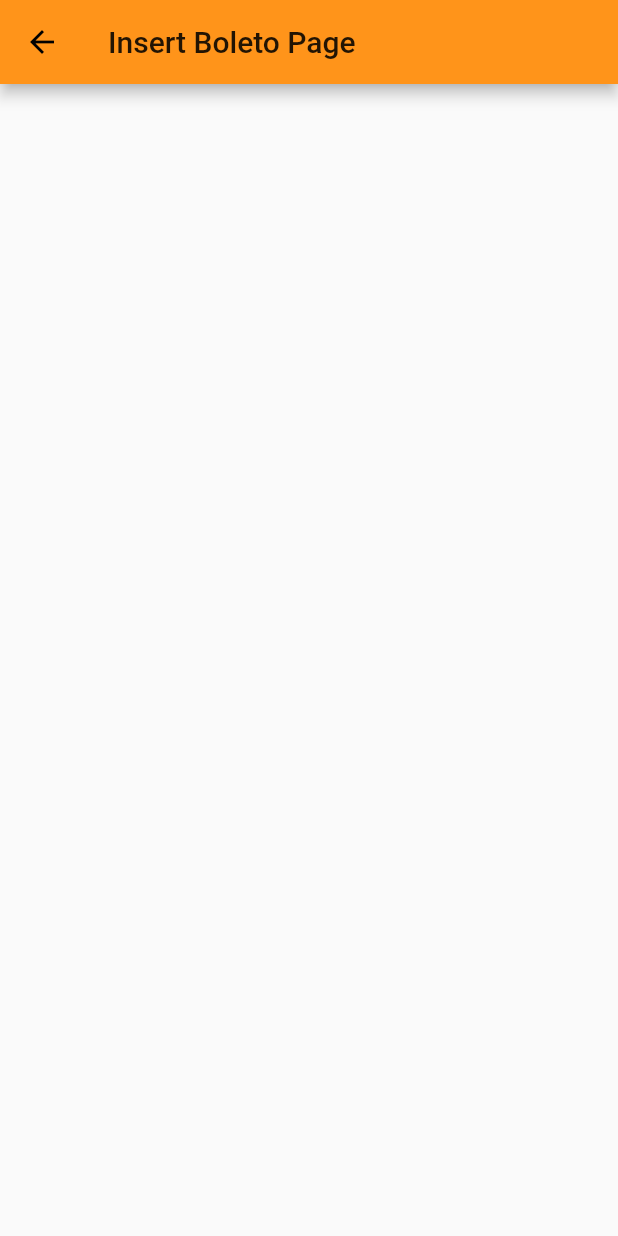
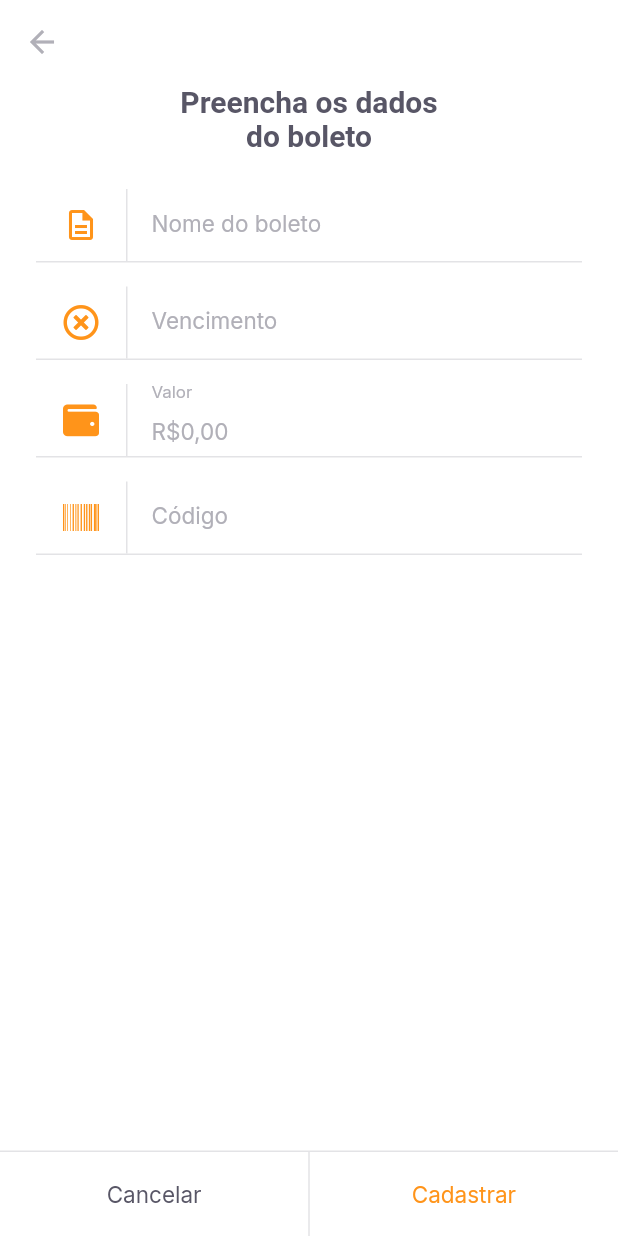
Before and after one commit to nicolasknz/payflow-app, a Flutter app: the InsertBoletoPage screen opened by its route, on a phone screen of 412 x 824 dp. Run offline on Flutter 3.47's test engine with Material 2 defaults, Android fonts, the phone set to English and light mode, and no system bars; our stand-ins replace camera, flutter_masked_text2, font_awesome_flutter, google_fonts, google_sign_in, image_picker and 1 more; missing offline and left inert: google_ml_kit; accounts and stored records are empty.

Commit message:
feat: added boleto insert page

```diff
--- a/lib/modules/barcode_scanner/barcode_scanner_controller.dart
+++ b/lib/modules/barcode_scanner/barcode_scanner_controller.dart
@@ -11,7 +11,7 @@
   BarcodeScannerStatus get status => statusNotifier.value;
   set status(BarcodeScannerStatus status) => statusNotifier.value = status;
 
-  var barcodeScanner = GoogleMlKit.vision.barcodeScanner();
+  final barcodeScanner = GoogleMlKit.vision.barcodeScanner();
   CameraController? cameraController;
 
   InputImage? imagePicker;
--- a/lib/modules/home/home_page.dart
+++ b/lib/modules/home/home_page.dart
@@ -84,7 +84,8 @@
                 ),
                 child: IconButton(
                   onPressed: () {
-                    Navigator.pushNamed(context, "/barcode_scanner");
+                    // Navigator.pushNamed(context, "/barcode_scanner");
+                    Navigator.pushNamed(context, "/insert_boleto");
                   },
                   icon: Icon(Icons.add_box_outlined),
                   color: AppColors.background,
--- /dev/null
+++ b/lib/modules/insert_boleto/insert_bolet_controller.dart
@@ -0,0 +1,51 @@
+import 'package:flutter/material.dart';
+import 'package:payflow/shared/models/boleto_model.dart';
+import 'package:shared_preferences/shared_preferences.dart';
+
+class InsertBoletoController {
+  final formKey = GlobalKey<FormState>();
+  BoletoModel model = BoletoModel();
+
+  String? validateName(String? value) =>
+      value?.isEmpty ?? true ? "O nome não pode ser vazio" : null;
+
+  String? validateVencimento(String? value) =>
+      value?.isEmpty ?? true ? "A data de vencimento não pode ser vazio" : null;
+
+  String? validateValor(double value) =>
+      value == 0 ? "Insira um valor maior que R\$ 0,00" : null;
+
+  String? validateCodigo(String? value) =>
+      value?.isEmpty ?? true ? "O código do boleto não pode ser vazio" : null;
+
+  void onChange({
+    String? name,
+    String? dueDate,
+    double? value,
+    String? barcode,
+  }) {
+    model = model.copyWith(
+      name: name,
+      dueDate: dueDate,
+      value: value,
+      barcode: barcode,
+    );
+  }
+
+  Future<void> cadastrarBoleto() async {
+    final form = formKey.currentState;
+
+    if (form!.validate()) {
+      print(model);
+      return saveBoleto();
+    }
+  }
+
+  Future<void> saveBoleto() async {
+    final instance = await SharedPreferences.getInstance();
+    final boletos = instance.getStringList("boletos") ?? <String>[];
+    boletos.add(model.toJson());
+    await instance.setStringList("boletos", boletos);
+    return;
+  }
+}
--- a/lib/modules/insert_boleto/insert_boleto_page.dart
+++ b/lib/modules/insert_boleto/insert_boleto_page.dart
@@ -1,13 +1,125 @@
 import 'package:flutter/material.dart';
+import 'package:flutter_masked_text2/flutter_masked_text2.dart';
+import 'package:font_awesome_flutter/font_awesome_flutter.dart';
+import 'package:payflow/modules/insert_boleto/insert_bolet_controller.dart';
+import 'package:payflow/shared/set_label_buttons/set_label_buttons.dart';
+import 'package:payflow/shared/themes/app_colors.dart';
+import 'package:payflow/shared/themes/app_text_styles.dart';
+import 'package:payflow/shared/widgets/input_text/input_text_widget.dart';
 
-class InsertBoletoPage extends StatelessWidget {
-  const InsertBoletoPage({Key? key}) : super(key: key);
+class InsertBoletoPage extends StatefulWidget {
+  final String? barcode;
+  const InsertBoletoPage({Key? key, this.barcode}) : super(key: key);
+
+  @override
+  _InsertBoletoPageState createState() => _InsertBoletoPageState();
+}
+
+class _InsertBoletoPageState extends State<InsertBoletoPage> {
+  final controller = InsertBoletoController();
+
+  final moneyInputTextController = MoneyMaskedTextController(
+    leftSymbol: "R\$",
+    decimalSeparator: ",",
+  );
+
+  final dueDateInputTextController = MaskedTextController(mask: "00/00/0000");
+  final barcodeInputTextController = TextEditingController();
+
+  @override
+  void initState() {
+    if (widget.barcode != null) {
+      barcodeInputTextController.text = widget.barcode!;
+    }
+    super.initState();
+  }
 
   @override
   Widget build(BuildContext context) {
     return Scaffold(
+      backgroundColor: AppColors.background,
       appBar: AppBar(
-        title: Text("Insert Boleto Page"),
+        backgroundColor: AppColors.background,
+        elevation: 0,
+        leading: BackButton(
+          color: AppColors.input,
+        ),
+      ),
+      body: SingleChildScrollView(
+        child: Padding(
+          padding: const EdgeInsets.symmetric(horizontal: 24),
+          child: Column(
+            crossAxisAlignment: CrossAxisAlignment.center,
+            children: [
+              Padding(
+                padding: const EdgeInsets.symmetric(horizontal: 93),
+                child: Text(
+                  "Preencha os dados do boleto",
+                  style: TextStyles.titleBoldHeading,
+                  textAlign: TextAlign.center,
+                ),
+              ),
+              SizedBox(
+                height: 24,
+              ),
+              Form(
+                  key: controller.formKey,
+                  child: Column(
+                    children: [
+                      InputTextWidget(
+                        label: "Nome do boleto",
+                        icon: Icons.description_outlined,
+                        validator: controller.validateName,
+                        onChanged: (value) {
+                          controller.onChange(name: value);
+                        },
+                      ),
+                      InputTextWidget(
+                        controller: dueDateInputTextController,
+                        label: "Vencimento",
+                        icon: FontAwesomeIcons.timesCircle,
+                        validator: controller.validateVencimento,
+                        onChanged: (value) {
+                          controller.onChange(dueDate: value);
+                        },
+                      ),
+                      InputTextWidget(
+                        controller: moneyInputTextController,
+                        label: "Valor",
+                        icon: FontAwesomeIcons.wallet,
+                        validator: (_) => controller.validateValor(
+                            moneyInputTextController.numberValue),
+                        onChanged: (value) {
+                          controller.onChange(
+                              value: moneyInputTextController.numberValue);
+                        },
+                      ),
+                      InputTextWidget(
+                        controller: barcodeInputTextController,
+                        label: "Código",
+                        icon: FontAwesomeIcons.barcode,
+                        validator: controller.validateCodigo,
+                        onChanged: (value) {
+                          controller.onChange(barcode: value);
+                        },
+                      )
+                    ],
+                  ))
+            ],
+          ),
+        ),
+      ),
+      bottomNavigationBar: SetLabelButtons(
+        enableSecondaryColor: true,
+        labelPrimary: "Cancelar",
+        onTapPrimary: () {
+          Navigator.pop(context);
+        },
+        labelSecondary: "Cadastrar",
+        onTapSecondary: () async {
+          await controller.cadastrarBoleto();
+          Navigator.pop(context);
+        },
       ),
     );
   }
--- /dev/null
+++ b/lib/shared/models/boleto_model.dart
@@ -0,0 +1,72 @@
+import 'dart:convert';
+
+class BoletoModel {
+  final String? name;
+  final String? dueDate;
+  final double? value;
+  final String? barcode;
+  BoletoModel({
+    this.name,
+    this.dueDate,
+    this.value,
+    this.barcode,
+  });
+
+  BoletoModel copyWith({
+    String? name,
+    String? dueDate,
+    double? value,
+    String? barcode,
+  }) {
+    return BoletoModel(
+      name: name ?? this.name,
+      dueDate: dueDate ?? this.dueDate,
+      value: value ?? this.value,
+      barcode: barcode ?? this.barcode,
+    );
+  }
+
+  Map<String, dynamic> toMap() {
+    return {
+      'name': name,
+      'dueDate': dueDate,
+      'value': value,
+      'barcode': barcode,
+    };
+  }
+
+  factory BoletoModel.fromMap(Map<String, dynamic> map) {
+    return BoletoModel(
+      name: map['name'],
+      dueDate: map['dueDate'],
+      value: map['value'],
+      barcode: map['barcode'],
+    );
+  }
+
+  String toJson() => json.encode(toMap());
+
+  factory BoletoModel.fromJson(String source) =>
+      BoletoModel.fromMap(json.decode(source));
+
+  @override
+  String toString() {
+    return 'BoletoModel(name: $name, dueDate: $dueDate, value: $value, barcode: $barcode)';
+  }
+
+  @override
+  bool operator ==(Object other) {
+    if (identical(this, other)) return true;
+
+    return other is BoletoModel &&
+        other.name == name &&
+        other.dueDate == dueDate &&
+        other.value == value &&
+        other.barcode == barcode;
+  }
+
+  @override
+  int get hashCode {
+    return name.hashCode ^ dueDate.hashCode ^ value.hashCode ^ barcode.hashCode;
+  }
+}
--- a/lib/shared/set_label_buttons/set_label_buttons.dart
+++ b/lib/shared/set_label_buttons/set_label_buttons.dart
@@ -10,6 +10,8 @@
   final String labelSecondary;
   final VoidCallback onTapSecondary;
   final bool enablePrimaryColor;
+  final bool enableSecondaryColor;
+
   const SetLabelButtons({
     Key? key,
     required this.labelPrimary,
@@ -17,13 +19,25 @@
     required this.labelSecondary,
     required this.onTapSecondary,
     this.enablePrimaryColor = false,
+    this.enableSecondaryColor = false,
   }) : super(key: key);
 
   @override
   Widget build(BuildContext context) {
     return Container(
         color: AppColors.background,
+        height: 57,
+        child: Column(
+          mainAxisSize: MainAxisSize.min,
+          children: [
+            Divider(
+              thickness: 1,
+              height: 1,
+              color: AppColors.stroke,
+            ),
+            Container(
               height: 56,
+              child: Expanded(
                 child: Row(
                   children: [
                     if (enablePrimaryColor) ...[
@@ -40,10 +54,21 @@
                     DividerWidget(
                       height: 56,
                     ),
+                    if (enableSecondaryColor) ...[
+                      LabelButton.primary(
+                        label: labelSecondary,
+                        onPressed: onTapSecondary,
+                      )
+                    ] else ...[
                       LabelButton.heading(
                         label: labelSecondary,
                         onPressed: onTapSecondary,
                       )
+                    ]
+                  ],
+                ),
+              ),
+            ),
           ],
         ));
   }
--- /dev/null
+++ b/lib/shared/widgets/input_text/input_text_widget.dart
@@ -0,0 +1,68 @@
+import 'package:flutter/material.dart';
+import 'package:payflow/shared/themes/app_colors.dart';
+import 'package:payflow/shared/themes/app_text_styles.dart';
+
+class InputTextWidget extends StatelessWidget {
+  final String label;
+  final IconData icon;
+  final String? initialValue;
+  final String? Function(String?)? validator;
+  final TextEditingController? controller;
+  final void Function(String value) onChanged;
+
+  const InputTextWidget({
+    Key? key,
+    required this.label,
+    required this.icon,
+    this.initialValue,
+    this.validator,
+    this.controller,
+    required this.onChanged,
+  }) : super(key: key);
+
+  @override
+  Widget build(BuildContext context) {
+    return Padding(
+      padding: const EdgeInsets.only(bottom: 16),
+      child: Column(
+        children: [
+          TextFormField(
+            controller: controller,
+            initialValue: initialValue,
+            validator: validator,
+            style: TextStyles.input,
+            onChanged: onChanged,
+            decoration: InputDecoration(
+              contentPadding: EdgeInsets.zero,
+              labelText: label,
+              labelStyle: TextStyles.input,
+              border: InputBorder.none,
+              icon: Row(
+                mainAxisSize: MainAxisSize.min,
+                children: [
+                  Padding(
+                    padding: const EdgeInsets.symmetric(horizontal: 18),
+                    child: Icon(
+                      icon,
+                      color: AppColors.primary,
+                    ),
+                  ),
+                  Container(
+                    width: 1,
+                    height: 48,
+                    color: AppColors.stroke,
+                  )
+                ],
+              ),
+            ),
+          ),
+          Divider(
+            height: 1,
+            thickness: 1,
+            color: AppColors.stroke,
+          )
+        ],
+      ),
+    );
+  }
+}
--- a/pubspec.yaml
+++ b/pubspec.yaml
@@ -36,6 +36,8 @@
   camera: ^0.8.1+3
   image_picker: ^0.8.0+4
   image_picker_for_web: ^2.0.0
+  font_awesome_flutter: ^9.1.0
+  flutter_masked_text2: ^0.9.1
 
 dev_dependencies:
   flutter_test:
```
Also changed, not shown: pubspec.lock. Lines whose indentation alone changed are shown as unchanged.
